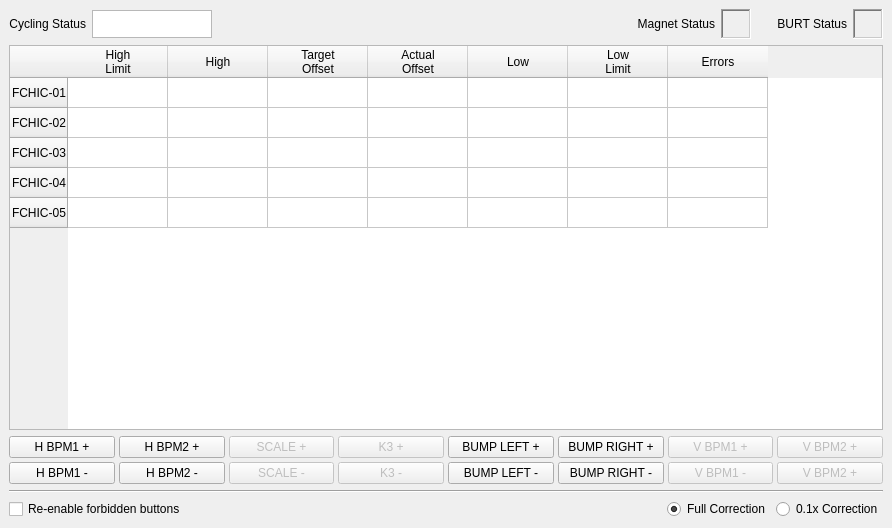
Before: the Qt Designer form i10.ui in DiamondLightSource/i10switching, drawn with Qt 5.
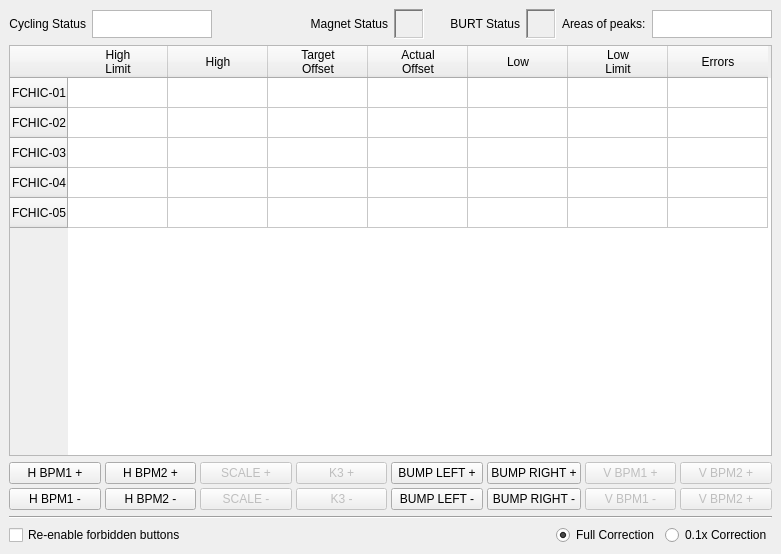
After: the same form once the commit is applied.

Commit message: added text box for areas

Patch:
```diff
--- a/i10.ui
+++ b/i10.ui
@@ -6,8 +6,8 @@
    <rect>
     <x>0</x>
     <y>0</y>
-    <width>892</width>
-    <height>528</height>
+    <width>781</width>
+    <height>554</height>
    </rect>
   </property>
   <property name="sizePolicy">
@@ -205,6 +205,35 @@
         </property>
        </spacer>
       </item>
+      <item row="0" column="9">
+       <widget class="QLabel" name="label">
+        <property name="text">
+         <string>Areas of peaks:</string>
+        </property>
+       </widget>
+      </item>
+      <item row="0" column="10">
+       <widget class="QTextEdit" name="area_label">
+        <property name="minimumSize">
+         <size>
+          <width>80</width>
+          <height>28</height>
+         </size>
+        </property>
+        <property name="maximumSize">
+         <size>
+          <width>120</width>
+          <height>28</height>
+         </size>
+        </property>
+        <property name="focusPolicy">
+         <enum>Qt::NoFocus</enum>
+        </property>
+        <property name="acceptDrops">
+         <bool>false</bool>
+        </property>
+       </widget>
+      </item>
      </layout>
     </item>
     <item>
```
